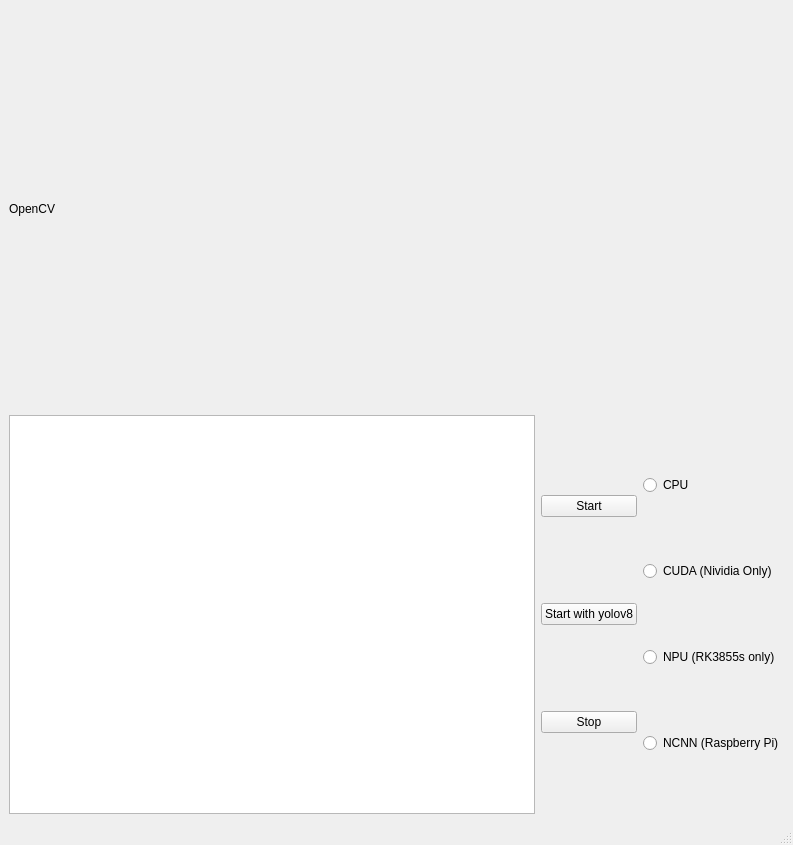
Old version of the form yolov8/yolov8_tool/ui/main_window.ui in the repository ahmedalkabir/skyhawk_vision.
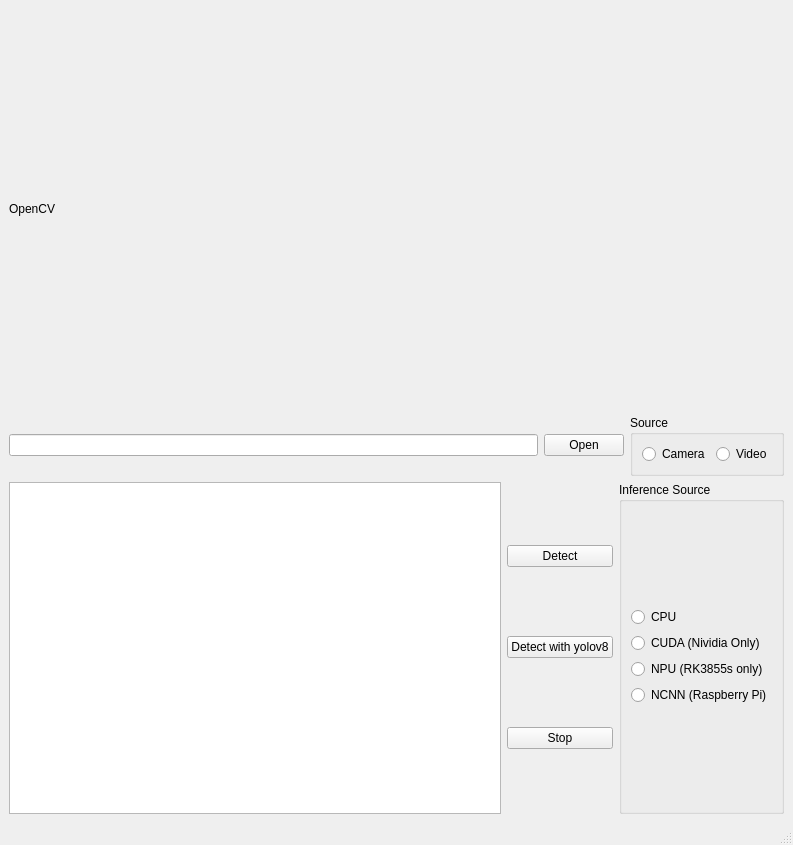
New version of the form.

Commit message: add source selection to yolov8

What changed in the file:
```diff
--- a/yolov8/yolov8_tool/ui/main_window.ui
+++ b/yolov8/yolov8_tool/ui/main_window.ui
@@ -14,9 +14,9 @@
    <string>YoLoV8 Tool</string>
   </property>
   <widget class="QWidget" name="centralwidget">
-   <layout class="QVBoxLayout" name="verticalLayout_4">
+   <layout class="QVBoxLayout" name="verticalLayout_6">
     <item>
-     <layout class="QVBoxLayout" name="verticalLayout_3">
+     <layout class="QVBoxLayout" name="verticalLayout_5">
       <item>
        <widget class="QLabel" name="opencv_object">
         <property name="minimumSize">
@@ -31,25 +31,68 @@
        </widget>
       </item>
       <item>
-       <layout class="QHBoxLayout" name="horizontalLayout_2">
+       <layout class="QHBoxLayout" name="horizontalLayout_5">
         <item>
-         <widget class="QPlainTextEdit" name="plainTextEdit"/>
+         <layout class="QHBoxLayout" name="horizontalLayout_3">
+          <item>
+           <widget class="QLineEdit" name="lineEdit"/>
+          </item>
+          <item>
+           <widget class="QPushButton" name="open_video_source_btn">
+            <property name="text">
+             <string>Open</string>
+            </property>
+           </widget>
+          </item>
+         </layout>
+        </item>
+        <item>
+         <widget class="QGroupBox" name="groupBox">
+          <property name="title">
+           <string>Source</string>
+          </property>
+          <layout class="QVBoxLayout" name="verticalLayout_3">
+           <item>
+            <layout class="QHBoxLayout" name="horizontalLayout_4">
+             <item>
+              <widget class="QRadioButton" name="camera_source">
+               <property name="text">
+                <string>Camera</string>
+               </property>
+              </widget>
+             </item>
+             <item>
+              <widget class="QRadioButton" name="video_source">
+               <property name="text">
+                <string>Video</string>
+               </property>
+              </widget>
+             </item>
+            </layout>
+           </item>
+          </layout>
+         </widget>
+        </item>
+       </layout>
         </item>
         <item>
          <layout class="QHBoxLayout" name="horizontalLayout">
+        <item>
+         <widget class="QPlainTextEdit" name="plainTextEdit"/>
+        </item>
           <item>
            <layout class="QVBoxLayout" name="verticalLayout">
             <item>
              <widget class="QPushButton" name="start_btn">
               <property name="text">
-               <string>Start</string>
+             <string>Detect</string>
               </property>
              </widget>
             </item>
             <item>
              <widget class="QPushButton" name="start_with_yolov8">
               <property name="text">
-               <string>Start with yolov8</string>
+             <string>Detect with yolov8</string>
               </property>
              </widget>
             </item>
@@ -63,6 +106,12 @@
            </layout>
           </item>
           <item>
+         <widget class="QGroupBox" name="groupBox_2">
+          <property name="title">
+           <string>Inference Source</string>
+          </property>
+          <layout class="QVBoxLayout" name="verticalLayout_4">
+           <item>
            <layout class="QVBoxLayout" name="verticalLayout_2">
             <item>
              <widget class="QRadioButton" name="cpu_select">
@@ -95,6 +144,7 @@
            </layout>
           </item>
          </layout>
+         </widget>
         </item>
        </layout>
       </item>
```
Left out of the diff: 2 changed lines with no effect on the pictures. Lines whose indentation alone changed are shown as unchanged. The commit also changes 3 other files.
